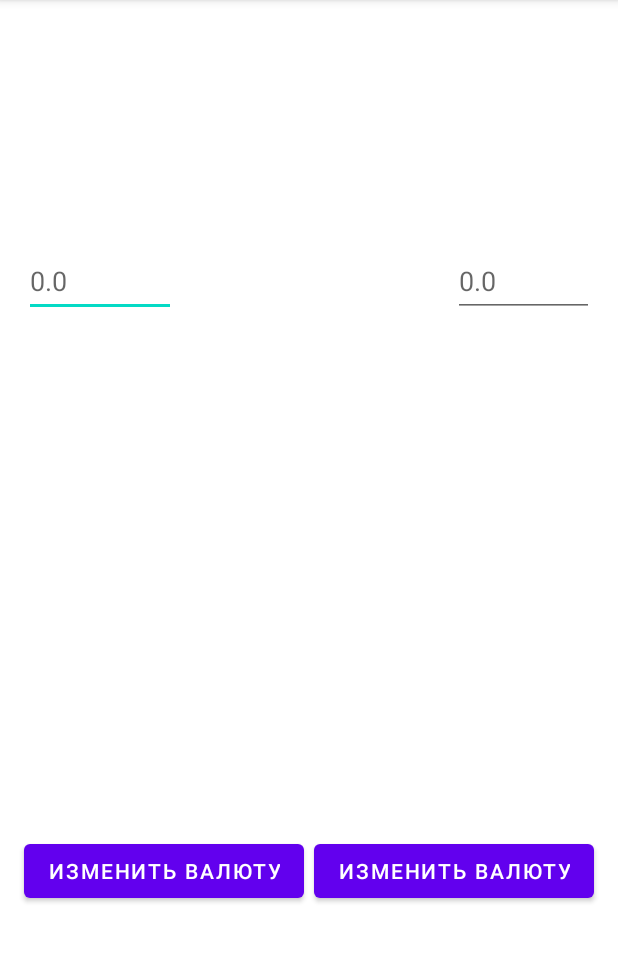
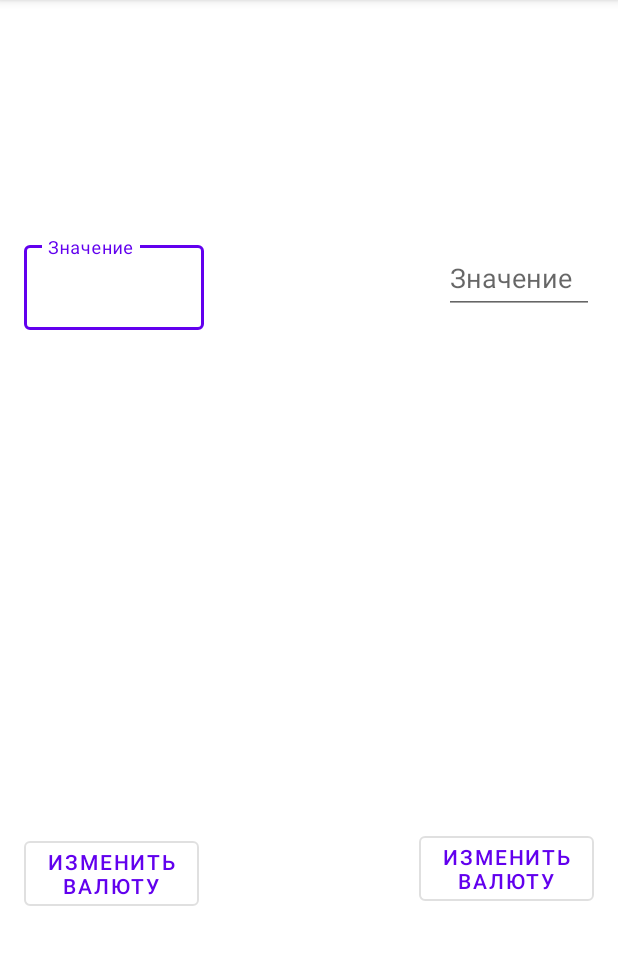
Before and after one commit to MardokUA/MoneyConvertor, an Android app: the screen it shows after launch (MainActivity), on a phone screen of 412 x 824 dp, the part 84-1049 px from its top. Run offline under Robolectric (Android 15) with nearby library versions, the phone set to English and light mode, and no system bars; our stand-ins replace Room's generated code, Timber; 1 statement that could not run was skipped.

Commit message:
Changed the style of the buttons. Replaced the left edittext with com.google.android.material.textfield.TextInputLayout. For ConvertFragment.

```diff
--- a/app/src/main/res/layout/fragment_convert.xml
+++ b/app/src/main/res/layout/fragment_convert.xml
@@ -8,6 +8,7 @@
 
     <Button
         android:id="@+id/buttonLeft"
+        style="?attr/materialButtonOutlinedStyle"
         android:layout_width="wrap_content"
         android:layout_height="wrap_content"
         android:layout_marginStart="16dp"
@@ -16,11 +17,11 @@
         android:text="@string/button_text"
         app:layout_constraintBottom_toBottomOf="parent"
         app:layout_constraintStart_toStartOf="parent"
-            app:layout_constraintTop_toBottomOf="@+id/textViewLeft"
-             />
+        app:layout_constraintTop_toBottomOf="@+id/textViewLeft" />
 
     <Button
         android:id="@+id/buttonRight"
+        style="?attr/materialButtonOutlinedStyle"
         android:layout_width="wrap_content"
         android:layout_height="wrap_content"
         android:layout_marginTop="8dp"
@@ -31,31 +32,36 @@
         app:layout_constraintEnd_toEndOf="parent"
         app:layout_constraintTop_toBottomOf="@+id/textViewRight" />
 
-        <EditText
+    <com.google.android.material.textfield.TextInputLayout
         android:id="@+id/editTextLeftNumber"
-            android:layout_width="101dp"
-            android:layout_height="48dp"
+        android:layout_width="120dp"
+        android:layout_height="wrap_content"
         android:layout_marginStart="16dp"
         android:layout_marginTop="8dp"
+        android:hint="@string/input_number_hint"
+        app:layout_constraintBottom_toTopOf="@+id/textViewLeft"
+        app:layout_constraintStart_toStartOf="parent"
+        app:layout_constraintTop_toTopOf="parent"
+        style="@style/Widget.MaterialComponents.TextInputLayout.OutlinedBox"
+        tools:text="@string/default_value_edit_number">
+
+        <com.google.android.material.textfield.TextInputEditText
+            android:layout_width="match_parent"
+            android:layout_height="wrap_content"
+            android:inputType="numberDecimal"/>
+
+    </com.google.android.material.textfield.TextInputLayout>
+
+    <EditText
+        android:id="@+id/editTextRightNumber"
+        android:layout_width="100dp"
+        android:layout_height="48dp"
+        android:layout_marginTop="8dp"
+        android:layout_marginEnd="16dp"
         android:autofillHints="@string/default_value_edit_number"
         android:ems="10"
         android:hint="@string/input_number_hint"
         android:inputType="numberDecimal"
-            app:layout_constraintBottom_toTopOf="@+id/textViewLeft"
-            app:layout_constraintStart_toStartOf="parent"
-            app:layout_constraintTop_toTopOf="parent"
-            tools:text="@string/default_value_edit_number" />
-
-        <EditText
-            android:id="@+id/editTextRightNumber"
-            android:layout_width="94dp"
-            android:layout_height="48dp"
-            android:layout_marginTop="8dp"
-            android:layout_marginEnd="16dp"
-            android:ems="10"
-            android:inputType="numberDecimal"
-            android:autofillHints="@string/default_value_edit_number"
-            android:hint="@string/input_number_hint"
         app:layout_constraintBottom_toTopOf="@+id/textViewRight"
         app:layout_constraintEnd_toEndOf="parent"
         app:layout_constraintTop_toTopOf="parent"
@@ -70,7 +76,7 @@
         app:layout_constraintBottom_toTopOf="@+id/buttonLeft"
         app:layout_constraintStart_toStartOf="parent"
         app:layout_constraintTop_toBottomOf="@+id/editTextLeftNumber"
-            tools:text="RUB"/>
+        tools:text="RUB" />
 
     <TextView
         android:id="@+id/textViewRight"
@@ -81,5 +87,5 @@
         app:layout_constraintBottom_toTopOf="@+id/buttonRight"
         app:layout_constraintEnd_toEndOf="parent"
         app:layout_constraintTop_toBottomOf="@+id/editTextRightNumber"
-            tools:text="USD"/>
+        tools:text="USD" />
 </androidx.constraintlayout.widget.ConstraintLayout>
--- a/app/src/main/res/values/strings.xml
+++ b/app/src/main/res/values/strings.xml
@@ -1,7 +1,7 @@
 <resources>
     <string name="app_name">MoneyConvertor</string>
     <string name="hello_blank_fragment">Hello blank fragment</string>
-    <string name="button_text">Изменить валюту</string>
+    <string name="button_text">Изменить\nвалюту</string>
     <string name="default_value_edit_number">0.0</string>
-    <string name="input_number_hint">0.0</string>
+    <string name="input_number_hint">Значение</string>
 </resources>
```
Lines whose indentation alone changed are shown as unchanged.
